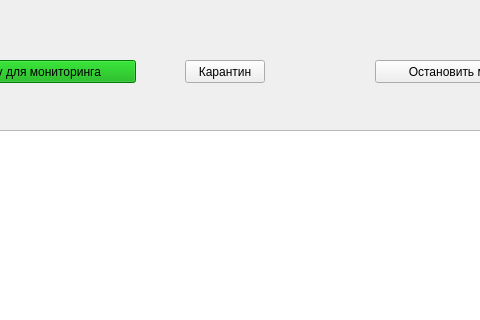
The window that gui_monitor/mainwindow.ui (javascriptrocker2104/antivirus_monitor) describes before a commit, drawn with Qt 5; both pictures show x 165 to 645 and y 0 to 320 of the 800 by 600 pixel window.
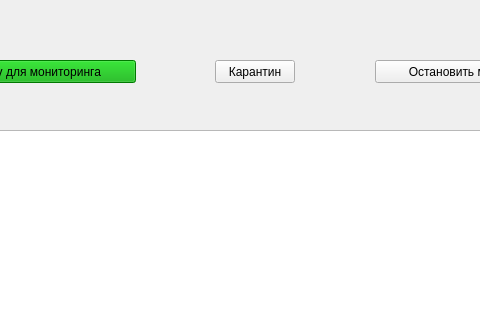
The same window after the commit.

```diff
--- a/gui_monitor/mainwindow.ui
+++ b/gui_monitor/mainwindow.ui
@@ -65,7 +65,7 @@
    <widget class="QPushButton" name="pushButton">
     <property name="geometry">
      <rect>
-      <x>350</x>
+      <x>380</x>
       <y>60</y>
       <width>80</width>
       <height>23</height>
```
Left out of the diff: 13 changed lines with no effect on the pictures.
